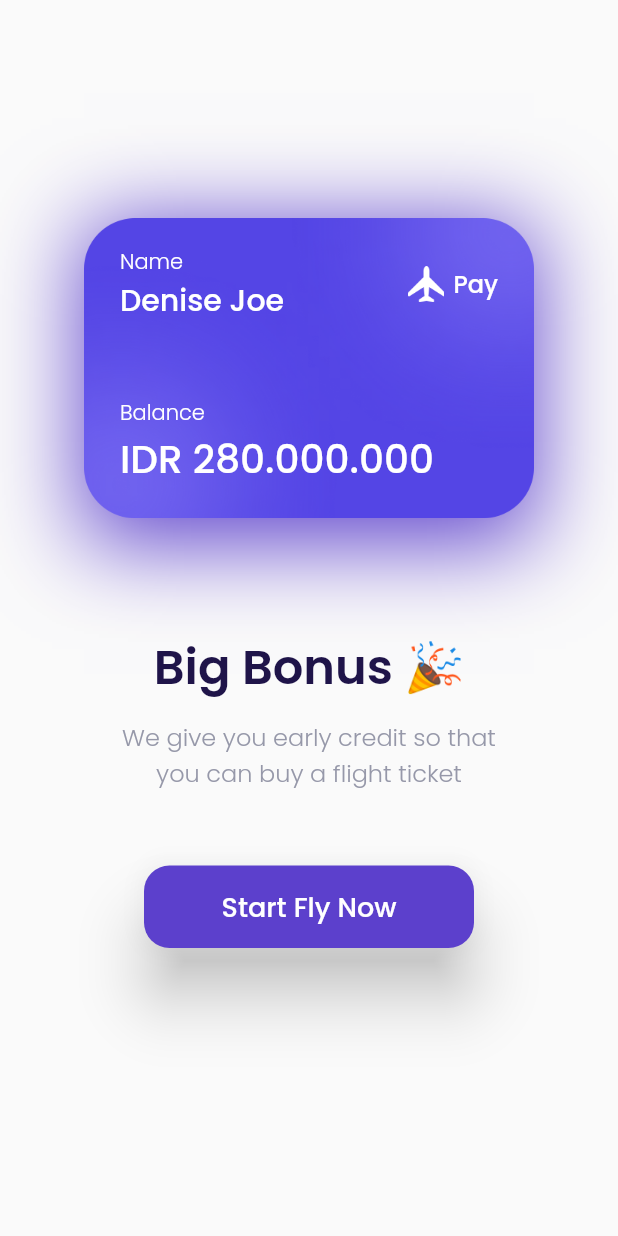
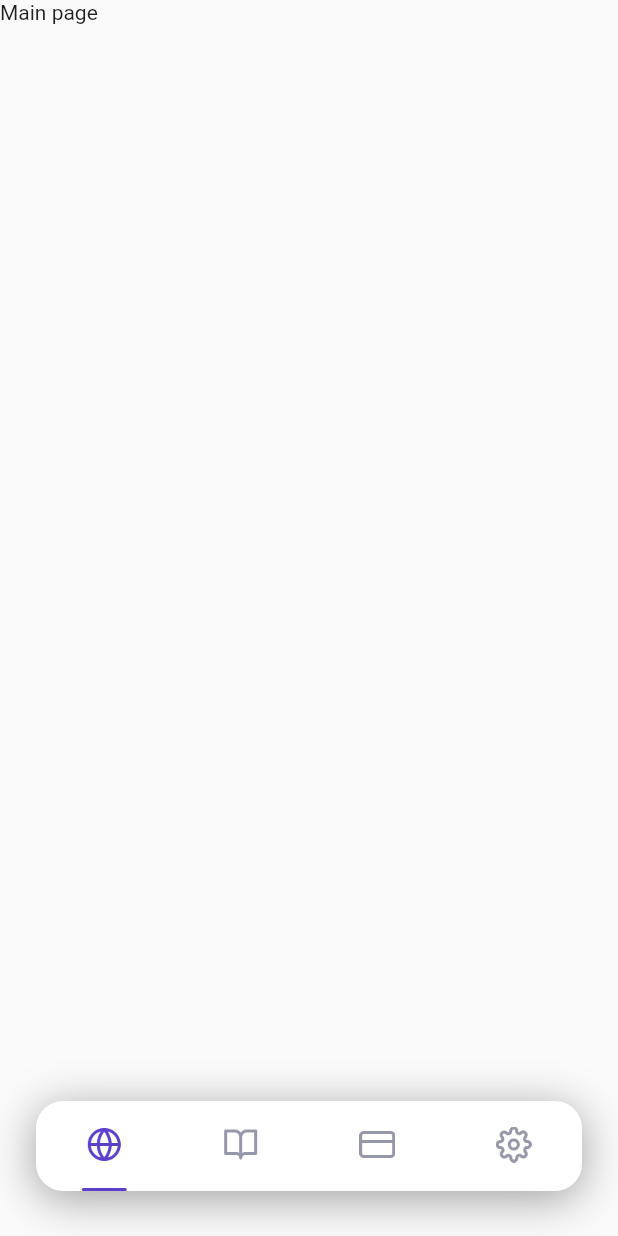
Before and after one commit to Flutter-Dart-Hacks/bwa-pesawats, a Flutter app: the BonusPage screen opened by its route, after a tap on "Start Fly Now", on a phone screen of 412 x 824 dp. Run offline on Flutter 3.47's test engine with Material 2 defaults, Android fonts, the phone set to English and light mode, and no system bars; our stand-ins replace google_fonts.

Commit message:
Pembuatan main page menu bottom

```diff
--- a/lib/main.dart
+++ b/lib/main.dart
@@ -1,5 +1,6 @@
 import 'package:bwa_pesawats/ui/pages/bonus_page.dart';
 import 'package:bwa_pesawats/ui/pages/getstarted_page.dart';
+import 'package:bwa_pesawats/ui/pages/main_page.dart';
 import 'package:bwa_pesawats/ui/pages/sign_up_page.dart';
 import 'package:bwa_pesawats/ui/pages/splash_page.dart';
 import 'package:flutter/material.dart';
@@ -41,6 +42,9 @@ class PesawatApp extends StatelessWidget {
         },
         BonusPage.routeName: (context) {
           return const BonusPage();
+        },
+        MainPage.routeName: (context) {
+          return const MainPage();
         }
       },
     );
--- a/lib/shareds/themes.dart
+++ b/lib/shareds/themes.dart
@@ -12,6 +12,7 @@ const Color kGreenColor = Color(0xff0EC3AE);
 const Color kRedColor = Color(0xffEB70A5);
 const Color kBackgroundColor = Color(0xffFAFAFA);
 const Color kInactiveColor = Color(0xffDBD7EC);
+const Color kTransparan = Colors.transparent;
 
 TextStyle blackTextStyle = GoogleFonts.poppins().copyWith(
   color: kBlackColor,
--- a/lib/ui/pages/bonus_page.dart
+++ b/lib/ui/pages/bonus_page.dart
@@ -1,4 +1,5 @@
 import 'package:bwa_pesawats/shareds/themes.dart';
+import 'package:bwa_pesawats/ui/pages/main_page.dart';
 import 'package:flutter/material.dart';
 
 class BonusPage extends StatefulWidget {
@@ -132,7 +133,9 @@ class _BonusPageState extends State<BonusPage> {
           top: 50,
         ),
         child: ElevatedButton(
-          onPressed: () {},
+          onPressed: () {
+            Navigator.pushNamed(context, MainPage.routeName);
+          },
           style: ElevatedButton.styleFrom(
             backgroundColor: kPrimaryColor,
             shape: RoundedRectangleBorder(
--- /dev/null
+++ b/lib/ui/pages/main_page.dart
@@ -0,0 +1,77 @@
+import 'package:bwa_pesawats/shareds/themes.dart';
+import 'package:bwa_pesawats/ui/widgets/custom_bottom_navitem.dart';
+import 'package:flutter/material.dart';
+
+class MainPage extends StatefulWidget {
+  const MainPage({super.key});
+
+  static const String routeName = '/mainpage';
+
+  @override
+  State<MainPage> createState() => _MainPageState();
+}
+
+class _MainPageState extends State<MainPage> {
+  Widget createCustomBottomNavigation(BuildContext context) {
+    return Align(
+      alignment: Alignment.bottomCenter,
+      child: Container(
+        width: double.infinity,
+        margin: EdgeInsets.only(
+          left: defaultMargin,
+          right: defaultMargin,
+          bottom: 30,
+        ),
+        height: 60,
+        decoration: const BoxDecoration(
+          color: kWhiteColor,
+          borderRadius: BorderRadius.all(Radius.circular(18)),
+          boxShadow: [
+            BoxShadow(
+              color: Colors.grey,
+              blurRadius: 25,
+              offset: Offset(0, 5),
+            ),
+          ],
+        ),
+        child: Row(
+          mainAxisAlignment: MainAxisAlignment.spaceAround,
+          children: const [
+            NavigationItem(
+              imageUrl: 'resources/icon_home.png',
+              isSelected: true,
+            ),
+            NavigationItem(
+              imageUrl: 'resources/icon_booking.png',
+              isSelected: false,
+            ),
+            NavigationItem(
+              imageUrl: 'resources/icon_cardmenu.png',
+              isSelected: false,
+            ),
+            NavigationItem(
+              imageUrl: 'resources/icon_settings.png',
+              isSelected: false,
+            ),
+          ],
+        ),
+      ),
+    );
+  }
+
+  @override
+  Widget build(BuildContext context) {
+    return Scaffold(
+      backgroundColor: kBackgroundColor,
+      body: SafeArea(
+        bottom: false,
+        child: Stack(
+          children: [
+            const Text('Main page'),
+            createCustomBottomNavigation(context)
+          ],
+        ),
+      ),
+    );
+  }
+}
--- /dev/null
+++ b/lib/ui/widgets/custom_bottom_navitem.dart
@@ -0,0 +1,41 @@
+import 'package:bwa_pesawats/shareds/themes.dart';
+import 'package:flutter/material.dart';
+
+class NavigationItem extends StatelessWidget {
+  const NavigationItem(
+      {super.key, required this.imageUrl, required this.isSelected});
+
+  final String imageUrl;
+  final bool isSelected;
+
+  @override
+  Widget build(BuildContext context) {
+    return Container(
+      margin: const EdgeInsets.all(0),
+      child: Column(
+        mainAxisAlignment: MainAxisAlignment.spaceBetween,
+        children: [
+          const SizedBox(),
+          Container(
+            width: 24,
+            height: 24,
+            decoration: BoxDecoration(
+              image: DecorationImage(
+                image: AssetImage(imageUrl),
+                fit: BoxFit.contain,
+              ),
+            ),
+          ),
+          Container(
+            width: 30,
+            height: 2,
+            decoration: BoxDecoration(
+              color: isSelected ? kPrimaryColor : kTransparan,
+              borderRadius: BorderRadius.circular(18),
+            ),
+          )
+        ],
+      ),
+    );
+  }
+}
```
